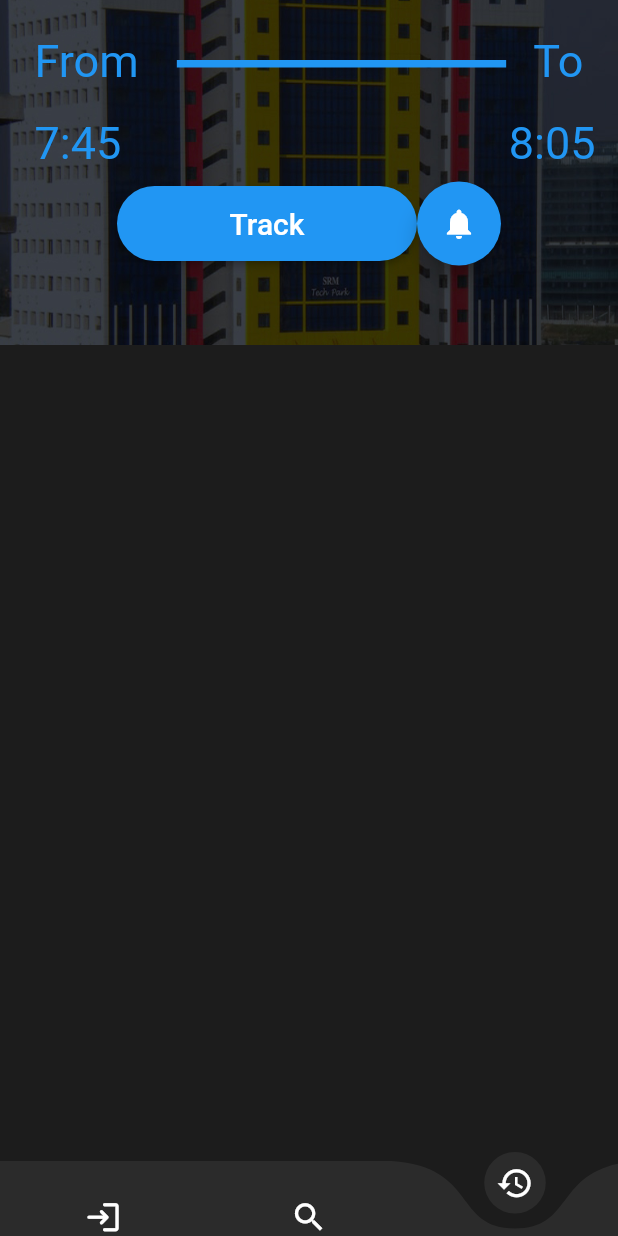
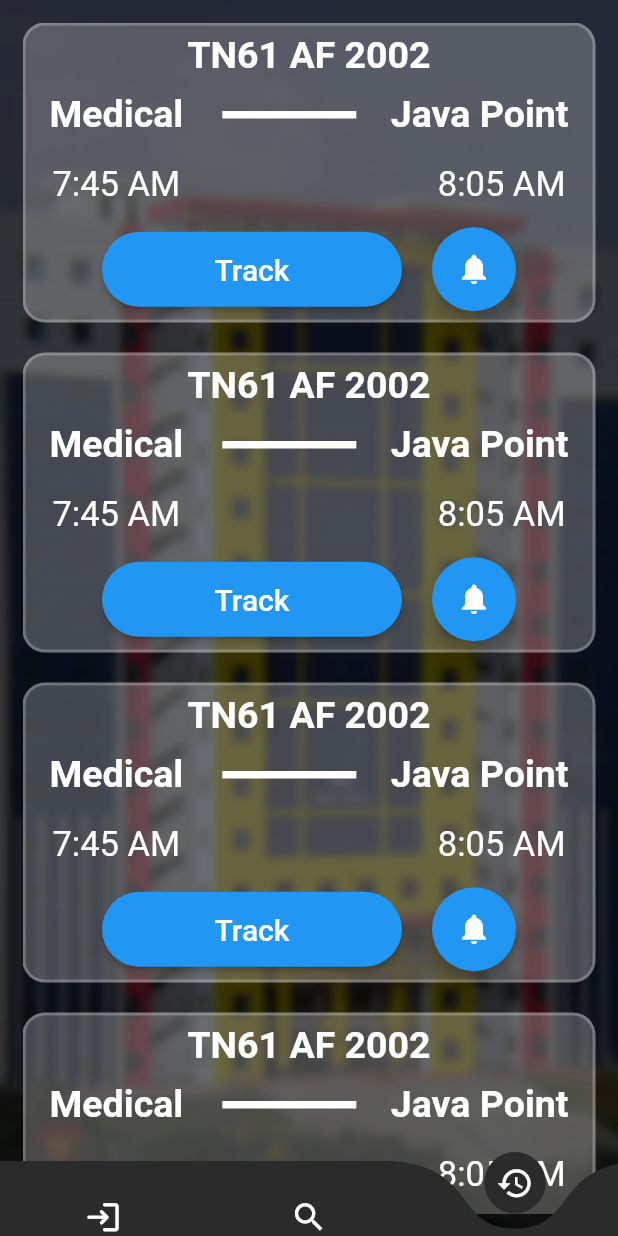
Before and after one commit to heyprincesingh/Shuttle, a Flutter app: the screen it shows after launch, item 3 of the bottom bar chosen, on a phone screen of 412 x 824 dp. Run offline on Flutter 3.47's test engine with Material 2 defaults, Android fonts, the phone set to English and light mode, and no system bars; drawn by our look-alikes of curved_navigation_bar.

Commit message:
Bus Detail

```diff
--- a/lib/Search_bus_list.dart
+++ b/lib/Search_bus_list.dart
@@ -1,3 +1,5 @@
+import 'dart:ui';
+
 import 'package:flutter/cupertino.dart';
 import 'package:flutter/material.dart';
 
@@ -7,61 +9,83 @@ class search_bus_list extends StatelessWidget {
   @override
   Widget build(BuildContext context) {
     return Container(
+      //height: MediaQuery.of(context).size.height,
       child: Padding(
         padding: const EdgeInsets.all(15),
+        child: BackdropFilter(
+          filter: ImageFilter.blur(sigmaX: 3, sigmaY: 3),
+          child: ListView.builder(
+              itemCount: 4,
+              itemBuilder: (context, index) {
+                return Padding(
+                  padding: const EdgeInsets.only(bottom: 20),
                   child: Container(
                     height: 200,
+                    decoration: BoxDecoration(
+                        border: Border.all(
+                          width: 2.0,
+                            color: Colors.white24),
+                        color: Colors.white24,
+                        borderRadius: BorderRadius.circular(15)),
                     width: MediaQuery.of(context).size.width,
                     //color: Colors.amber,
+                    child: Column(
+                      crossAxisAlignment: CrossAxisAlignment.center,
+                      mainAxisAlignment: MainAxisAlignment.center,
+                      children: [
 
-        child: Column(
-          children: [
+                        Text("TN61 AF 2002",style: TextStyle(fontSize: 25, color: Colors.white,fontWeight: FontWeight.bold),),
+
                         Row(
                           crossAxisAlignment: CrossAxisAlignment.start,
                           mainAxisAlignment: MainAxisAlignment.center,
                           children: [
                             Padding(
-                  padding: const EdgeInsets.all(8.0),
+                              padding: const EdgeInsets.fromLTRB(16,10,16,8),
                               child: Text(
-                    "From ",
-                    style: TextStyle(fontSize: 30, color: Colors.blue),
+                                "Medical",
+                                style: TextStyle(fontSize: 25, color: Colors.white,fontWeight: FontWeight.bold),
                               ),
                             ),
                             Expanded(
                               child: Container(
                                 margin: EdgeInsets.only(left: 10, right: 10),
                                 child: Divider(
-                      height: 55,
-                      color: Colors.blue,
+                                  height: 50,
+                                  color: Colors.white,
                                   thickness: 5,
                                 ),
                               ),
                             ),
                             Padding(
-                  padding: const EdgeInsets.all(8.0),
+                              padding: const EdgeInsets.fromLTRB(13,10,16,8),
                               child: Text(
-                    "To",
-                    style: TextStyle(fontSize: 30, color: Colors.blue),
+                                "Java Point",
+                                style: TextStyle(fontSize: 25, color: Colors.white,fontWeight: FontWeight.bold),
                               ),
                             )
                           ],
                         ),
                         Row(
-              // crossAxisAlignment: CrossAxisAlignment.start,
+                          crossAxisAlignment: CrossAxisAlignment.start,
+                          mainAxisAlignment: MainAxisAlignment.spaceBetween,
                           children: [
                             Padding(
-                  padding: const EdgeInsets.all(8.0),
+                              padding: const EdgeInsets.fromLTRB(18.0,8,10,15),
                               child: Text(
-                    "7:45",
-                    style: TextStyle(fontSize: 30, color: Colors.blue),
+                                "7:45 AM",
+                                style: TextStyle(fontSize: 23, color: Colors.white),
                                 textAlign: TextAlign.left,
                               ),
                             ),
                             Expanded(
+                                child: Padding(
+                                  padding: const EdgeInsets.fromLTRB(13,8,18,15),
                                   child: Text(
-                  "8:05",
-                  style: TextStyle(fontSize: 30, color: Colors.blue),
+                              "8:05 AM",
+                              style: TextStyle(fontSize: 23, color: Colors.white),
                               textAlign: TextAlign.right,
+                            ),
                                 )),
                           ],
                         ),
@@ -74,13 +98,15 @@ class search_bus_list extends StatelessWidget {
                               child: RaisedButton(
                                 child: Text(
                                   "Track",
-                      style: TextStyle(fontSize: 20, color: Colors.white),
+                                  style:
+                                      TextStyle(fontSize: 20, color: Colors.white),
                                 ),
                                 onPressed: () => {},
                                 shape: StadiumBorder(),
                                 color: Colors.blue,
                               ),
                             ),
+                            SizedBox(width: 20,),
                             FloatingActionButton(
                               onPressed: () => {},
                               shape: StadiumBorder(),
@@ -88,10 +114,14 @@ class search_bus_list extends StatelessWidget {
                               child: Icon(Icons.notifications),
                             ),
                           ],
-            )
+                        ),
                       ],
                     ),
                   ),
-    ));
+                );
+              }),
+        ),
+      ),
+    );
   }
 }
```
Lines whose indentation alone changed are shown as unchanged.
